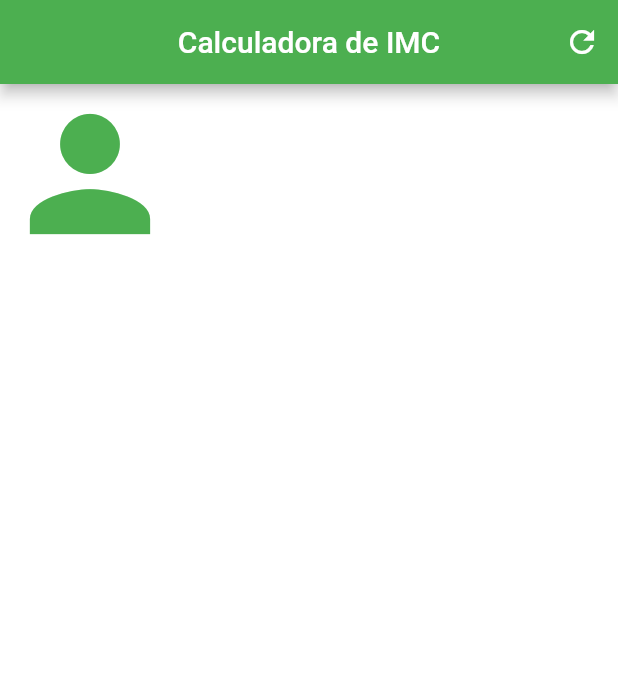
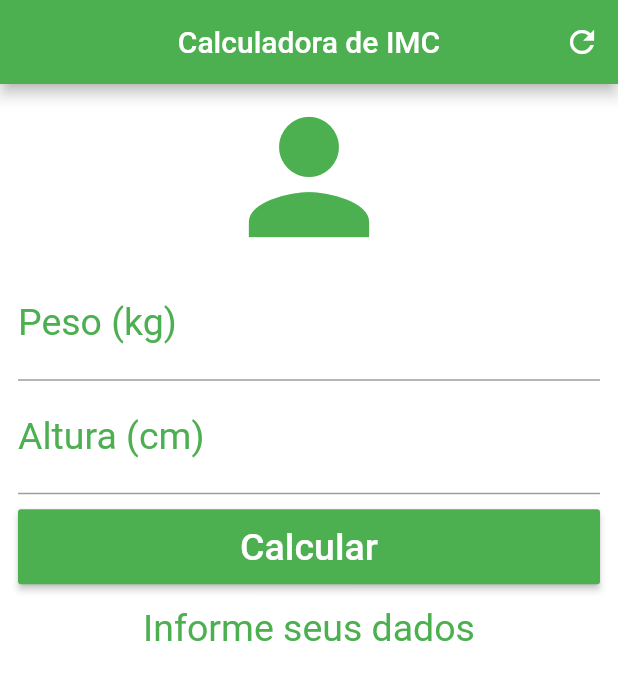
Before and after one commit to LohanDemarch/flutter_calculadora_imc, a Flutter app: the screen it shows after launch, on a phone screen of 412 x 824 dp. Shown: the top 680 px of the screen. Run offline on Flutter 3.47's test engine with Material 2 defaults, Android fonts, the phone set to English and light mode, and no system bars.

Commit message:
Finalização do Projeto

```diff
--- a/lib/main.dart
+++ b/lib/main.dart
@@ -12,6 +12,45 @@ class Home extends StatefulWidget {
 }
 
 class _HomeState extends State<Home> {
+  TextEditingController weightController = new TextEditingController();
+  TextEditingController heightController = new TextEditingController();
+
+  GlobalKey<FormState> _formKey = GlobalKey<FormState>();
+
+  String _infoText = "Informe seus dados";
+
+  void _resetfields() {
+    weightController.text = "";
+    heightController.text = "";
+    setState(() {
+      _infoText = "Informe seus Dados";
+    });
+  }
+
+  void _calculate() {
+    setState(() {
+      double weight = double.parse(weightController.text);
+      double height = double.parse(heightController.text) / 100;
+      double imc = weight / (height * height);
+
+      print(imc);
+
+      if (imc < 18.6) {
+        _infoText = "Abaixo do peso (${imc.toStringAsPrecision(3)})";
+      } else if (imc >= 18.6 && imc <= 24.9) {
+        _infoText = "Peso Ideal (${imc.toStringAsPrecision(3)})";
+      } else if (imc >= 29.9 && imc <= 34.9) {
+        _infoText = "Levemente acima do Peso (${imc.toStringAsPrecision(3)})";
+      } else if (imc >= 29.9 && imc <= 39.9) {
+        _infoText = "Obesidade grau I (${imc.toStringAsPrecision(3)})";
+      } else if (imc >= 34.9 && imc <= 39.9) {
+        _infoText = "Obesidade grau I(${imc.toStringAsPrecision(3)})";
+      } else if (imc >= 40) {
+        _infoText = "Obesidade grau I (${imc.toStringAsPrecision(3)})";
+      }
+    });
+  }
+
   @override
   Widget build(BuildContext context) {
     return Scaffold(
@@ -22,16 +61,71 @@ class _HomeState extends State<Home> {
           actions: <Widget>[
             IconButton(
               icon: Icon(Icons.refresh),
-            onPressed: () {},
+              onPressed: _resetfields,
             )
           ],
         ),
         backgroundColor: Colors.white,
-      body: Column(
+        body: SingleChildScrollView(
+            padding: EdgeInsets.fromLTRB(12, 2, 12, 2),
+            child: Form(
+              key: _formKey,
+              child: Column(
+                crossAxisAlignment: CrossAxisAlignment.stretch,
                 children: <Widget>[
-          Icon(Icons.person, size: 120,color: Colors.green)
+                  Icon(Icons.person, size: 120, color: Colors.green),
+                  TextFormField(
+                    validator: (value) {
+                      if (value.isEmpty) {
+                        return "Insira seu peso";
+                      }
+                    },
+                    controller: weightController,
+                    keyboardType: TextInputType.number,
+                    decoration: InputDecoration(
+                        labelText: "Peso (kg)",
+                        labelStyle: TextStyle(color: Colors.green)),
+                    textAlign: TextAlign.center,
+                    style: TextStyle(color: Colors.green, fontSize: 25),
+                  ),
+                  TextFormField(
+                    validator: (value) {
+                      if (value.isEmpty) {
+                        return "Insira sua altura";
+                      }
+                    },
+                    controller: heightController,
+                    keyboardType: TextInputType.number,
+                    decoration: InputDecoration(
+                        labelText: "Altura (cm)",
+                        labelStyle: TextStyle(color: Colors.green)),
+                    textAlign: TextAlign.center,
+                    style: TextStyle(color: Colors.green, fontSize: 25),
+                  ),
+                  Padding(
+                    padding: EdgeInsets.only(top: 10, bottom: 15),
+                    child: Container(
+                      height: 50,
+                      child: RaisedButton(
+                        onPressed: (){
+                          if(_formKey.currentState.validate()){
+                            _calculate();
+                          }
+                        },
+                        child: Text("Calcular",
+                            style:
+                                TextStyle(color: Colors.white, fontSize: 25)),
+                        color: Colors.green,
+                      ),
+                    ),
+                  ),
+                  Text(
+                    _infoText,
+                    textAlign: TextAlign.center,
+                    style: TextStyle(color: Colors.green, fontSize: 25),
+                  )
                 ],
               ),
-    );
+            )));
   }
 }
```
Lines whose indentation alone changed are shown as unchanged.
